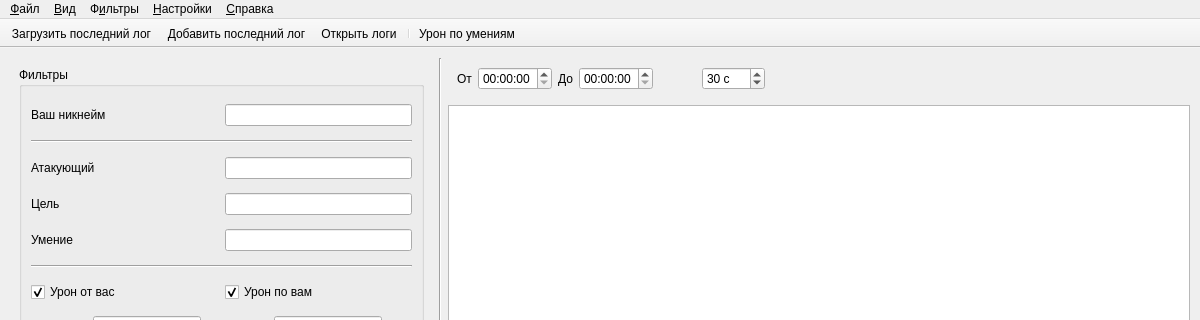
Old version of the form src/gui/ui/main_window.ui in the repository KolmePro/reva_damage_viewer; both pictures show x 0 to 1200 and y 0 to 320 of the 1200 by 835 pixel window.
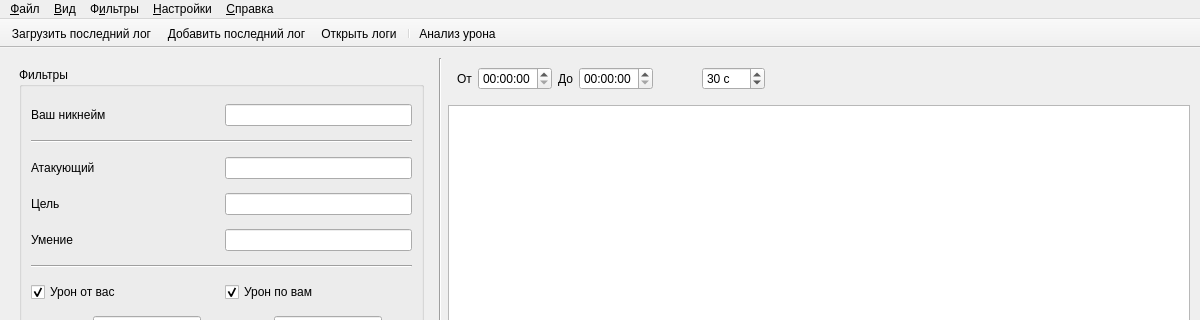
New version of the form. Icons and pictures are not drawn. Custom widgets are drawn as their Qt base class.

Commit message: Rename damage analysis and add chart toolbar icon

The edit to the form file:
```diff
--- a/src/gui/ui/main_window.ui
+++ b/src/gui/ui/main_window.ui
@@ -813,7 +813,7 @@
    <property name="shortcut"><string>Alt+F4</string></property>
   </action>
   <action name="action_skill_damage">
-   <property name="text"><string>Урон по умениям</string></property>
+   <property name="text"><string>Анализ урона</string></property>
    <property name="toolTip"><string>Урон каждого умения по всем отображаемым строкам с учётом фильтров</string></property>
   </action>
   <action name="action_show_statusbar">
```
The commit also changes 4 other files.
